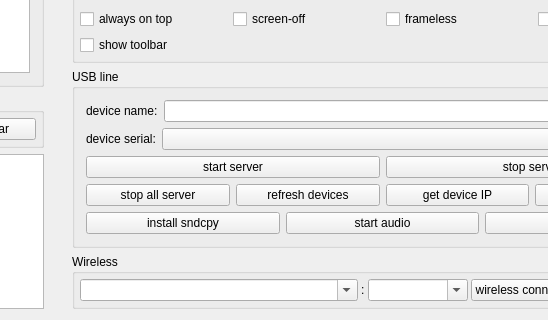
The window that QtScrcpy/ui/dialog.ui (find-xposed-magisk/scrcpy) describes before a commit, drawn with Qt 5; both pictures show x 589 to 1137 and y 203 to 523 of the 1293 by 523 pixel window.
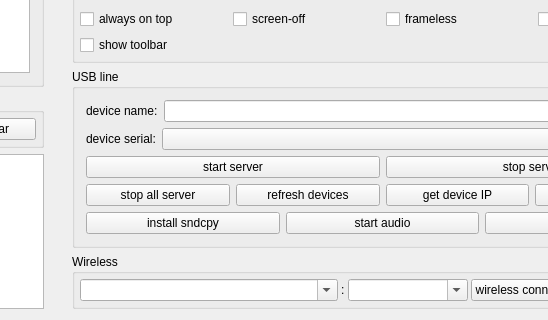
The same window after the commit.

Commit message: feat: new ui layout

Diff of the .ui file:
```diff
--- a/QtScrcpy/ui/dialog.ui
+++ b/QtScrcpy/ui/dialog.ui
@@ -1207,7 +1207,7 @@
            </property>
            <property name="minimumSize">
             <size>
-             <width>200</width>
+             <width>120</width>
              <height>0</height>
             </size>
            </property>
@@ -1235,17 +1235,23 @@
          <item>
           <widget class="QComboBox" name="devicePortEdt">
            <property name="sizePolicy">
-            <sizepolicy hsizetype="Maximum" vsizetype="Preferred">
+            <sizepolicy hsizetype="Fixed" vsizetype="Preferred">
              <horstretch>0</horstretch>
              <verstretch>0</verstretch>
             </sizepolicy>
            </property>
            <property name="minimumSize">
             <size>
-             <width>100</width>
+             <width>120</width>
              <height>0</height>
             </size>
            </property>
+           <property name="maximumSize">
+            <size>
+             <width>120</width>
+             <height>16777215</height>
+            </size>
+           </property>
            <property name="editable">
             <bool>true</bool>
            </property>
```
The commit also changes 1 other file.
